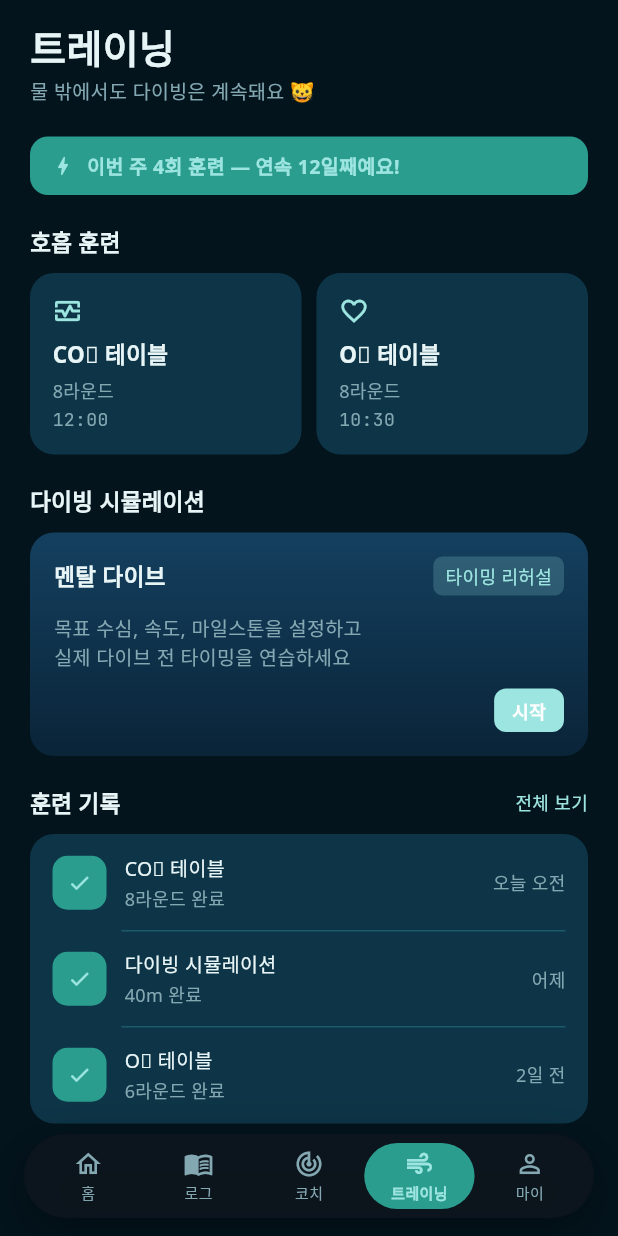
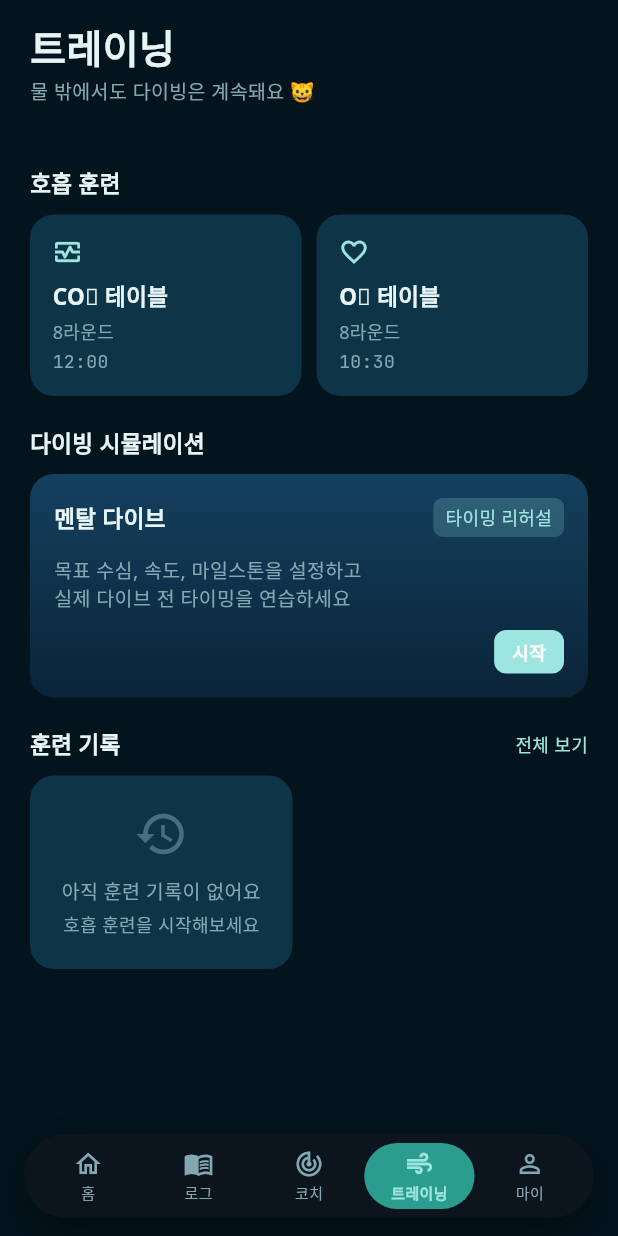
Before and after one commit to elain2/freedive_coach_app, a Flutter app: the screen it shows after launch, after a tap on "오늘의 훈련 추천", on a phone screen of 412 x 824 dp. Run offline on Flutter 3.47's test engine with Material 3 defaults, Android fonts, the phone set to English and light mode, and no system bars; our stand-ins replace audioplayers, file_picker, fl_chart, flutter_dotenv, google_fonts, image_picker and 7 more; missing offline and left inert: flutter_sound, video_thumbnail; accounts and stored records are empty.

Commit message:
feat: Show sample training data only in debug builds
- Convert TrainingScreen to StatefulWidget to load real data
- Display actual training history from storage when available
- Show sample data with "(샘플)" badge only in kDebugMode
- Add empty state for release builds when no training records exist

Co-Authored-By: Claude Opus 4.5 <noreply@anthropic.com>

```diff
--- a/freedive_coach/lib/screens/training_screen.dart
+++ b/freedive_coach/lib/screens/training_screen.dart
@@ -1,13 +1,49 @@
+import 'package:flutter/foundation.dart';
 import 'package:flutter/material.dart';
+import '../models/training_session.dart';
 import '../theme/app_theme.dart';
 import '../models/breathing_table.dart';
+import '../services/training_storage.dart';
 import '../widgets/surface_card.dart';
 import 'breathing_setup_screen.dart';
 import 'simulation_setup_screen.dart';
 import 'training_history_screen.dart';
 
-class TrainingScreen extends StatelessWidget {
+class TrainingScreen extends StatefulWidget {
   const TrainingScreen({super.key});
+
+  @override
+  State<TrainingScreen> createState() => _TrainingScreenState();
+}
+
+class _TrainingScreenState extends State<TrainingScreen> {
+  final _trainingStorage = TrainingStorage();
+  List<TrainingSession> _recentSessions = [];
+  int _weekTrainingCount = 0;
+
+  @override
+  void initState() {
+    super.initState();
+    _loadData();
+  }
+
+  Future<void> _loadData() async {
+    final sessions = await _trainingStorage.getRecentSessions(count: 3);
+
+    // Calculate week training count
+    final now = DateTime.now();
+    final weekStart = now.subtract(Duration(days: now.weekday - 1));
+    final allSessions = await _trainingStorage.getSessions();
+    final weekSessions = allSessions.where((t) =>
+        t.startedAt.isAfter(weekStart.subtract(const Duration(days: 1)))).toList();
+
+    if (mounted) {
+      setState(() {
+        _recentSessions = sessions;
+        _weekTrainingCount = weekSessions.length;
+      });
+    }
+  }
 
   @override
   Widget build(BuildContext context) {
@@ -45,6 +81,15 @@ class TrainingScreen extends StatelessWidget {
   }
 
   Widget _buildStreakBanner() {
+    // 실제 훈련 횟수가 없고 디버그 모드가 아니면 표시하지 않음
+    if (_weekTrainingCount == 0 && !kDebugMode) {
+      return const SizedBox.shrink();
+    }
+
+    final displayText = kDebugMode && _weekTrainingCount == 0
+        ? '이번 주 4회 훈련 — 연속 12일째예요! (샘플)'
+        : '이번 주 $_weekTrainingCount회 훈련';
+
     return Container(
       padding: const EdgeInsets.symmetric(horizontal: 14, vertical: 10),
       decoration: BoxDecoration(
@@ -57,7 +102,7 @@ class TrainingScreen extends StatelessWidget {
           const SizedBox(width: 8),
           Expanded(
             child: Text(
-              '이번 주 4회 훈련 — 연속 12일째예요!',
+              displayText,
               style: AppTextStyles.bodySmall.copyWith(
                 color: AppColors.primaryBright,
                 fontWeight: FontWeight.w700,
@@ -202,13 +247,38 @@ class TrainingScreen extends StatelessWidget {
   }
 
   Widget _buildHistorySection(BuildContext context) {
+    // 실제 데이터가 없고 디버그 모드가 아니면 빈 상태 표시
+    final hasRealData = _recentSessions.isNotEmpty;
+    final showSampleData = kDebugMode && !hasRealData;
+
     return Column(
       crossAxisAlignment: CrossAxisAlignment.start,
       children: [
         Row(
           mainAxisAlignment: MainAxisAlignment.spaceBetween,
           children: [
+            Row(
+              children: [
                 Text('훈련 기록', style: AppTextStyles.sectionTitle),
+                if (showSampleData) ...[
+                  const SizedBox(width: 8),
+                  Container(
+                    padding: const EdgeInsets.symmetric(horizontal: 6, vertical: 2),
+                    decoration: BoxDecoration(
+                      color: AppColors.coral.withValues(alpha: 0.2),
+                      borderRadius: BorderRadius.circular(4),
+                    ),
+                    child: Text(
+                      '샘플',
+                      style: AppTextStyles.caption.copyWith(
+                        color: AppColors.coral,
+                        fontSize: 10,
+                      ),
+                    ),
+                  ),
+                ],
+              ],
+            ),
             GestureDetector(
               onTap: () {
                 Navigator.of(context).push(
@@ -223,7 +293,37 @@ class TrainingScreen extends StatelessWidget {
           ],
         ),
         const SizedBox(height: 10),
-        SurfaceCard(
+        if (hasRealData)
+          _buildRealHistoryList()
+        else if (showSampleData)
+          _buildSampleHistoryList()
+        else
+          _buildEmptyHistoryState(),
+      ],
+    );
+  }
+
+  Widget _buildRealHistoryList() {
+    return SurfaceCard(
+      padding: EdgeInsets.zero,
+      borderColor: Colors.transparent,
+      child: Column(
+        children: [
+          for (int i = 0; i < _recentSessions.length; i++) ...[
+            if (i > 0) _buildHistoryDivider(),
+            _buildHistoryItem(
+              _recentSessions[i].tableTypeName,
+              '${_recentSessions[i].completedRounds}/${_recentSessions[i].totalRounds} 라운드 ${_recentSessions[i].isCompleted ? '완료' : '중단'}',
+              _formatRelativeTime(_recentSessions[i].startedAt),
+            ),
+          ],
+        ],
+      ),
+    );
+  }
+
+  Widget _buildSampleHistoryList() {
+    return SurfaceCard(
       padding: EdgeInsets.zero,
       borderColor: Colors.transparent,
       child: Column(
@@ -235,9 +335,53 @@ class TrainingScreen extends StatelessWidget {
           _buildHistoryItem('O\u2082 테이블', '6라운드 완료', '2일 전'),
         ],
       ),
+    );
+  }
+
+  Widget _buildEmptyHistoryState() {
+    return SurfaceCard(
+      padding: const EdgeInsets.all(20),
+      borderColor: Colors.transparent,
+      child: Column(
+        children: [
+          Icon(
+            Icons.history,
+            size: 36,
+            color: AppColors.muted.withValues(alpha: 0.5),
+          ),
+          const SizedBox(height: 10),
+          Text(
+            '아직 훈련 기록이 없어요',
+            style: AppTextStyles.bodySmall.copyWith(color: AppColors.muted),
+          ),
+          const SizedBox(height: 4),
+          Text(
+            '호흡 훈련을 시작해보세요',
+            style: AppTextStyles.caption,
           ),
         ],
+      ),
     );
+  }
+
+  String _formatRelativeTime(DateTime date) {
+    final now = DateTime.now();
+    final today = DateTime(now.year, now.month, now.day);
+    final yesterday = today.subtract(const Duration(days: 1));
+    final sessionDate = DateTime(date.year, date.month, date.day);
+
+    if (sessionDate == today) {
+      final hour = date.hour;
+      return hour < 12 ? '오늘 오전' : '오늘 오후';
+    } else if (sessionDate == yesterday) {
+      return '어제';
+    } else {
+      final diff = today.difference(sessionDate).inDays;
+      if (diff < 7) {
+        return '$diff일 전';
+      }
+      return '${date.month}/${date.day}';
+    }
   }
 
   Widget _buildHistoryItem(String title, String subtitle, String time) {
```
Lines whose indentation alone changed are shown as unchanged.
